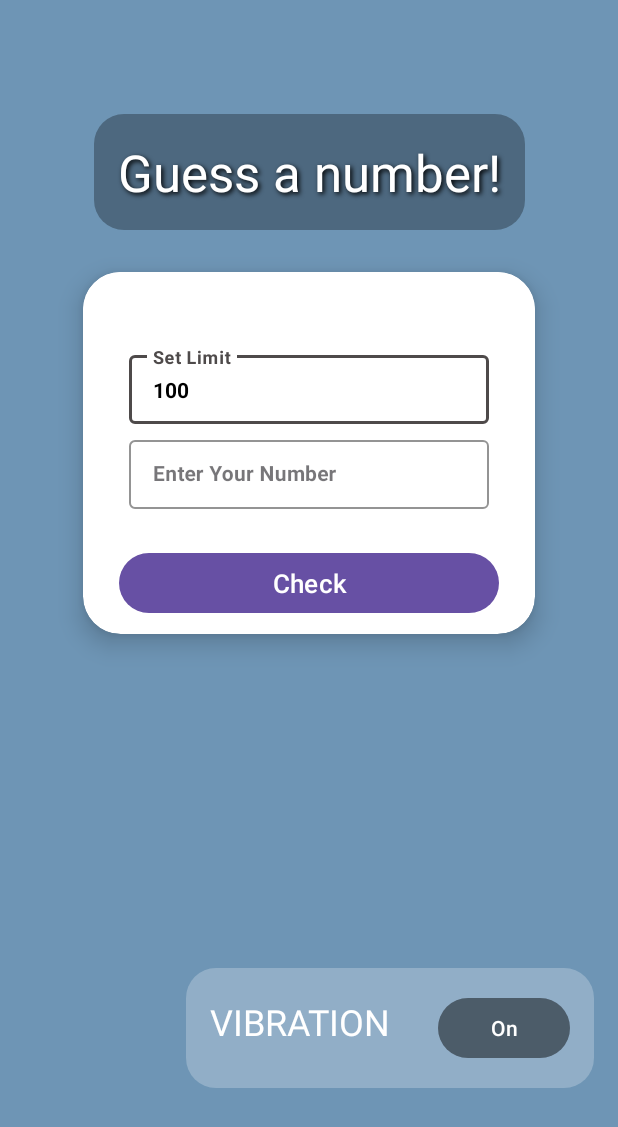
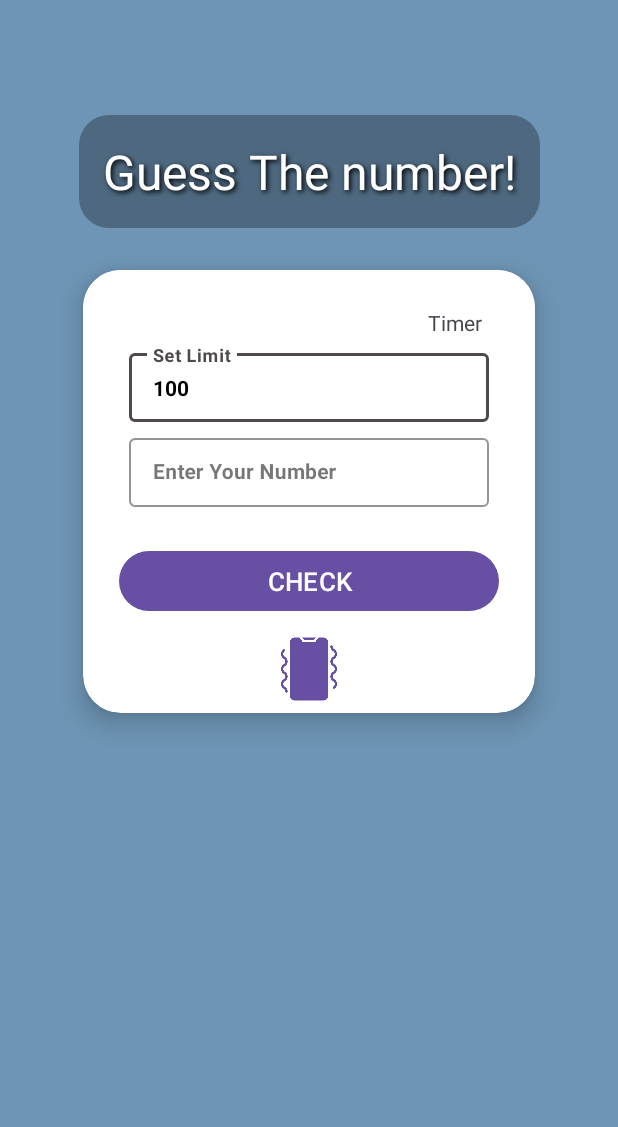
Before and after one commit to tanim494/Arcade-HUB, an Android app: the GuessTheNumber screen opened directly, with no data from a screen before it, on a phone screen of 412 x 824 dp. Shown: the top 1127 px of the screen. Run offline under Robolectric (Android 15) with nearby library versions, the phone set to English and light mode, and no system bars.

Commit message:
Update-- -Updated Vibrate button in GuessTheNumber -Margin Modification

```diff
--- a/app/src/main/java/com/tanim/arcadehub/GuessTheNumber.java
+++ b/app/src/main/java/com/tanim/arcadehub/GuessTheNumber.java
@@ -13,6 +13,7 @@ import android.view.animation.AnimationUtils;
 import android.widget.Button;
 import android.widget.EditText;
 import android.widget.TextView;
+import android.widget.Toast;
 
 import androidx.appcompat.app.AppCompatActivity;
 
@@ -25,7 +26,6 @@ public class GuessTheNumber extends AppCompatActivity {
     private int tries = 0;
     private long elapsedTimeInMillis = 0;
     private static final String PREF_VIBRATION_ENABLED = "pref_vibration_enabled";
-    private Button vibTog;
     private SharedPreferences preferences;
     private TextView guessTimer;
     private CountDownTimer countDownTimer;
@@ -39,17 +39,19 @@ public class GuessTheNumber extends AppCompatActivity {
         EditText max = findViewById(R.id.maxLimit);
         EditText user = findViewById(R.id.userInput);
         Button check = findViewById(R.id.checkButton);
+        Button vibToggle = findViewById(R.id.vibeBT);
         TextView res = findViewById(R.id.resultText);
         guessTimer = findViewById(R.id.guessTimer);
 
-        vibTog = findViewById(R.id.vibToggle);
         preferences = getSharedPreferences(PREF_VIBRATION_ENABLED, Context.MODE_PRIVATE);
         AtomicBoolean isVibrationEnabled = new AtomicBoolean(preferences.getBoolean(PREF_VIBRATION_ENABLED, true));
-        vibTog.setText(isVibrationEnabled.get() ? "On" : "Off");
-        vibTog.setOnClickListener(view -> {
-            isVibrationEnabled.set(!isVibrationEnabled.get()); // Toggle the boolean value
+
+        vibToggle.setBackgroundResource(isVibrationEnabled.get() ? R.drawable.ic_vibrate : R.drawable.ic_not_vibrate);
+        vibToggle.setOnClickListener(view -> {
+            isVibrationEnabled.set(!isVibrationEnabled.get());
             preferences.edit().putBoolean(PREF_VIBRATION_ENABLED, isVibrationEnabled.get()).apply();
-            vibTog.setText(isVibrationEnabled.get() ? "On" : "Off");
+            vibToggle.setBackgroundResource(isVibrationEnabled.get() ? R.drawable.ic_vibrate : R.drawable.ic_not_vibrate);
+            Toast.makeText(GuessTheNumber.this, isVibrationEnabled.get() ? "Vibration ON" : "Vibration OFF", Toast.LENGTH_SHORT).show();
         });
 
         check.setOnClickListener(view -> {
--- a/app/src/main/java/com/tanim/arcadehub/TicTacToe.java
+++ b/app/src/main/java/com/tanim/arcadehub/TicTacToe.java
@@ -5,7 +5,6 @@ import android.os.Build;
 import android.os.Bundle;
 import android.os.VibrationEffect;
 import android.os.Vibrator;
-import android.view.View;
 import android.view.animation.AnimationUtils;
 import android.widget.Button;
 import android.widget.TextView;
--- a/app/src/main/res/layout/activity_guess_the_number.xml
+++ b/app/src/main/res/layout/activity_guess_the_number.xml
@@ -13,9 +13,9 @@
         android:layout_width="wrap_content"
         android:layout_height="wrap_content"
         android:background="@drawable/grid_bg"
-        android:text="Guess a number!"
+        android:text="Guess The number!"
         android:textAlignment="center"
-        android:textSize="34sp"
+        android:textSize="32sp"
         android:textColor="@android:color/white"
         android:shadowColor="#000000"
         android:shadowDx="2"
@@ -56,6 +56,7 @@
                     android:id="@+id/guessTimer"
                     android:layout_width="wrap_content"
                     android:layout_height="wrap_content"
+                    android:text="Timer"
                     android:layout_gravity="end"
                     android:layout_marginRight="10dp"/>
 
@@ -117,13 +118,21 @@
                 android:layout_height="wrap_content"
                 android:textSize="17sp"
                 android:textColor="@color/white"
-                android:textAllCaps="false"
+                android:textAllCaps="true"
                 android:elevation="15dp"
-                android:gravity="center"
                 android:layout_marginStart="24dp"
                 android:layout_marginEnd="24dp"
-                android:layout_marginBottom="10dp"
+                android:layout_marginBottom="5dp"
                 android:layout_gravity="center"/>
+
+            <Button
+                android:id="@+id/vibeBT"
+                android:layout_width="48dp"
+                android:layout_height="48dp"
+                android:layout_gravity="center"
+                android:background="@drawable/ic_vibrate"
+                android:layout_margin="5dp"
+                />
 
         </LinearLayout>
 
@@ -133,39 +142,12 @@
         android:id="@+id/resultText"
         android:layout_width="wrap_content"
         android:layout_height="wrap_content"
-        android:layout_marginTop="20dp"
-        android:padding="20dp"
+        android:layout_marginTop="10dp"
+        android:padding="10dp"
         android:textSize="30sp"
         android:textColor="@color/white"
         app:layout_constraintEnd_toEndOf="parent"
         app:layout_constraintStart_toStartOf="parent"
         app:layout_constraintTop_toBottomOf="@+id/guessCard" />
 
-    <LinearLayout
-        android:layout_width="wrap_content"
-        android:layout_height="wrap_content"
-        android:orientation="horizontal"
-        android:background="@drawable/grid_bg"
-        android:backgroundTint="#CBFFFFFF"
-        android:layout_margin="16dp"
-        app:layout_constraintBottom_toBottomOf="parent"
-        app:layout_constraintEnd_toEndOf="parent"
-        app:layout_constraintTop_toBottomOf="@id/resultText">
-
-        <TextView
-            android:layout_width="wrap_content"
-            android:layout_height="wrap_content"
-            android:text="Vibration"
-            android:textAllCaps="true"
-            android:textColor="@color/white"
-            android:textSize="24sp"
-            android:layout_margin="16dp"/>
-        <Button
-            android:id="@+id/vibToggle"
-            android:layout_width="wrap_content"
-            android:layout_height="wrap_content"
-            android:backgroundTint="#46000000"
-            android:layout_margin="16dp"/>
-    </LinearLayout>
-
 </androidx.constraintlayout.widget.ConstraintLayout>
```
Also changed, not shown: app/src/main/res/drawable/ic_not_vibrate.png (added), app/src/main/res/drawable/ic_vibrate.png (added).
